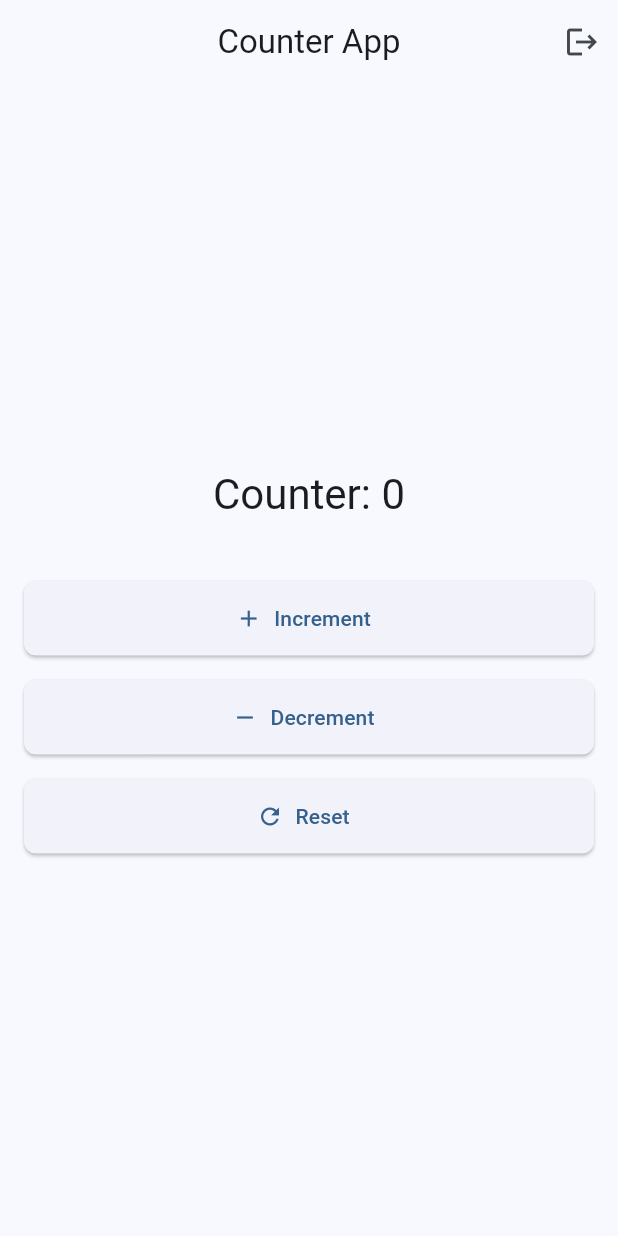
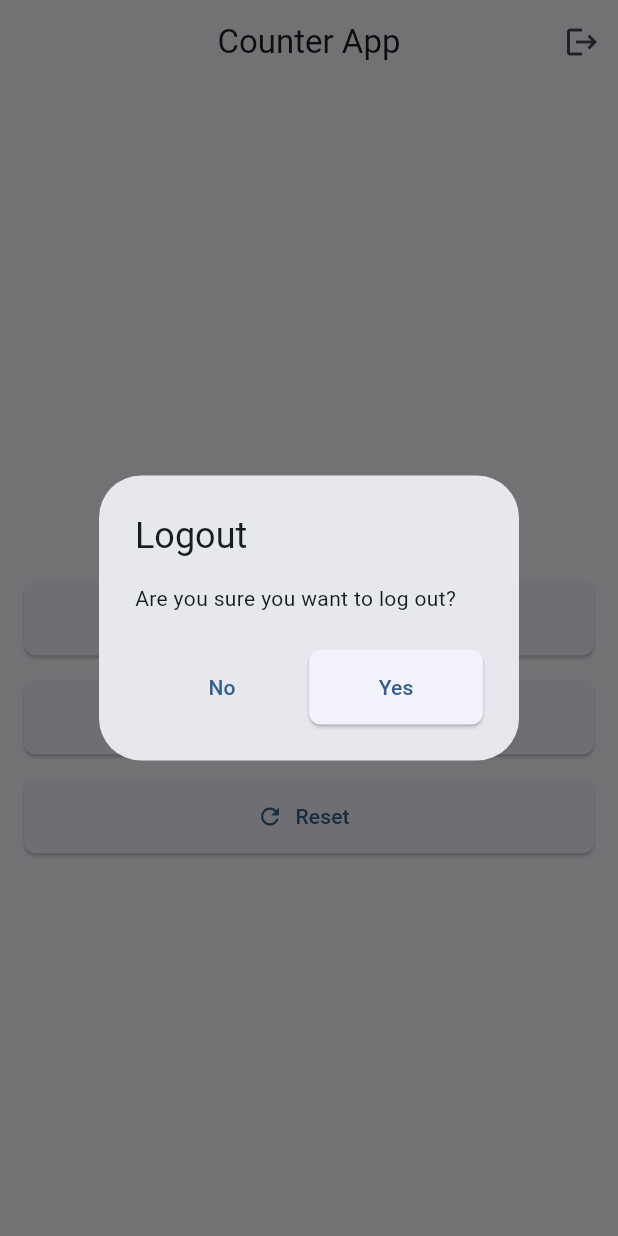
Before and after one commit to javaz-t/bytelogik_counter_app, a Flutter app: the screen it shows once a user with an empty profile is signed in, after a tap on the "logout" icon, on a phone screen of 412 x 824 dp. Run offline on Flutter 3.47's test engine with Material 3 defaults, Android fonts, the light colour scheme and no system bars; our stand-ins replace firebase_auth, firebase_core, flutter_riverpod, shared_preferences; accounts and stored records are empty.

Commit message:
App Completed

```diff
--- a/lib/features/auth/presentation/pages/login_page.dart
+++ b/lib/features/auth/presentation/pages/login_page.dart
@@ -28,16 +28,27 @@ class _LoginPageState extends ConsumerState<LoginPage> {
 
   void _signIn() async {
     if (_formKey.currentState?.validate() ?? false) {
-      await ref.read(authControllerProvider.notifier).signIn(
-            _emailController.text.trim(),
-            _passwordController.text,
-          );
+      await ref
+          .read(authControllerProvider.notifier)
+          .signIn(_emailController.text.trim(), _passwordController.text);
 
       final authState = ref.read(authControllerProvider);
       if (authState.hasError) {
         if (mounted) {
           ScaffoldMessenger.of(context).showSnackBar(
-            SnackBar(content: Text(authState.error.toString())),
+            SnackBar(
+              content: Text(authState.error.toString()),
+              backgroundColor: Colors.red,
+            ),
+          );
+        }
+      } else if (authState.hasValue && authState.value != null) {
+        if (mounted) {
+          ScaffoldMessenger.of(context).showSnackBar(
+            const SnackBar(
+              content: Text("Login successful ✅"),
+              backgroundColor: Colors.green,
+            ),
           );
         }
       }
@@ -49,9 +60,7 @@ class _LoginPageState extends ConsumerState<LoginPage> {
     final authState = ref.watch(authControllerProvider);
 
     return Scaffold(
-      appBar: AppBar(
-        title: const Text(AppConstants.loginTitle),
-      ),
+      appBar: AppBar(title: const Text(AppConstants.loginTitle)),
       body: Padding(
         padding: const EdgeInsets.all(16.0),
         child: Form(
--- a/lib/features/counter/presentation/pages/counter_page.dart
+++ b/lib/features/counter/presentation/pages/counter_page.dart
@@ -21,7 +21,7 @@ class CounterPage extends ConsumerWidget {
           IconButton(
             icon: const Icon(Icons.logout),
             onPressed: () {
-              ref.read(authControllerProvider.notifier).signOut();
+          _confirmLogout(context, ref);
             },
           ),
         ],
@@ -58,4 +58,52 @@ class CounterPage extends ConsumerWidget {
       ),
     );
   }
+
+  Future<void> _confirmLogout(BuildContext context, WidgetRef ref) async {
+  final shouldLogout = await showDialog<bool>(
+    context: context,
+    builder: (context) {
+      return AlertDialog(
+        title: const Text("Logout"),
+        content: const Text("Are you sure you want to log out?"),
+        actions: [
+          Row(
+            children: [
+  Expanded(
+    child: TextButton(
+              onPressed: () {
+                Navigator.of(context).pop(false); // Cancel
+              },
+              child: const Text("No"),
+            ),
+  ),
+          Expanded(
+            child: ElevatedButton(
+              onPressed: () {
+                Navigator.of(context).pop(true); // Confirm
+              },
+              child: const Text("Yes"),
+            ),
+          ),
+            ],
+          )
+
+        ],
+      );
+    },
+  );
+
+  if (shouldLogout == true) {
+    await ref.read(authControllerProvider.notifier).signOut();
+
+    if (context.mounted) {
+      ScaffoldMessenger.of(context).showSnackBar(
+        const SnackBar(
+          content: Text("Logged out successfully ✅"),
+          backgroundColor: Colors.green,
+        ),
+      );
+    }
+  }
 }
+}
--- a/lib/shared/widgets/custom_button.dart
+++ b/lib/shared/widgets/custom_button.dart
@@ -17,7 +17,7 @@ class CustomButton extends StatelessWidget {
   @override
   Widget build(BuildContext context) {
     return SizedBox(
-      width: double.infinity,
+      width: double.maxFinite,
       child: ElevatedButton.icon(
         onPressed: isLoading ? null : onPressed,
         icon: isLoading
--- a/pubspec.yaml
+++ b/pubspec.yaml
@@ -39,6 +39,7 @@ dependencies:
   crypto: ^3.0.6
   path_provider: ^2.1.5
   firebase_auth: ^6.0.1
+  shared_preferences: ^2.5.3
 
 dev_dependencies:
   flutter_test:
```
Also changed, not shown: lib/features/auth/data/repository/auth_repository.dart (+8 -2 lines), lib/features/auth/data/services/firebase_auth_services.dart (+31 -5 lines), lib/features/auth/presentation/pages/signup_page.dart (+14 -2 lines), lib/features/auth/provider/auth_provider.dart (+33 -6 lines), pubspec.lock, 1 other file.
